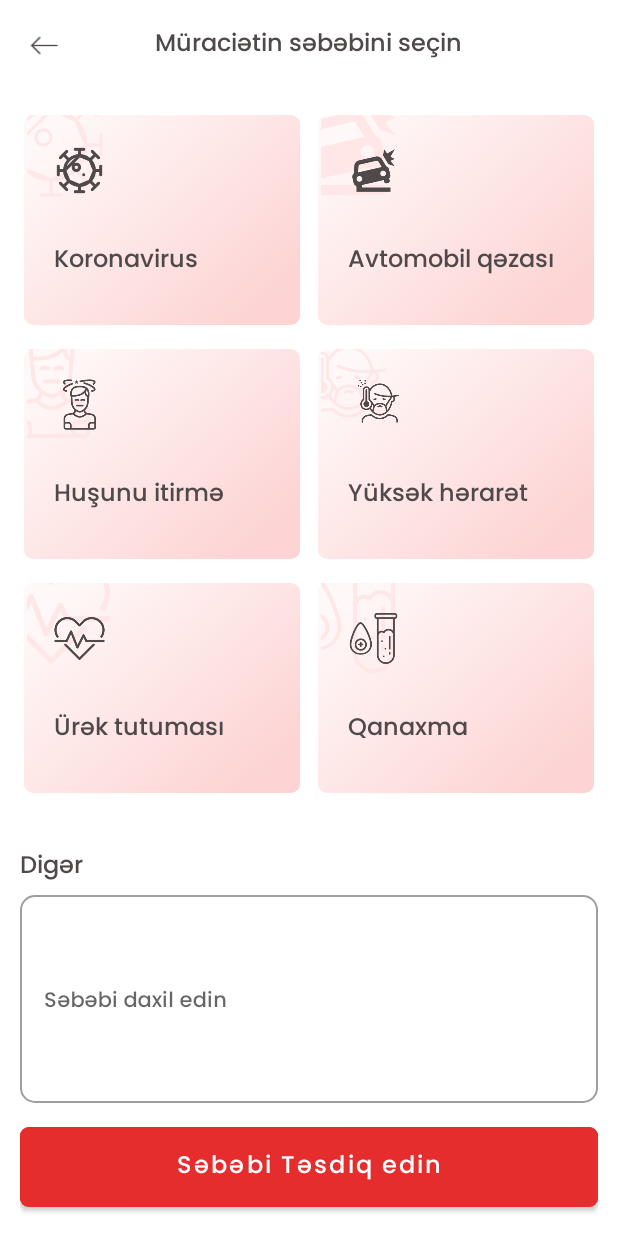
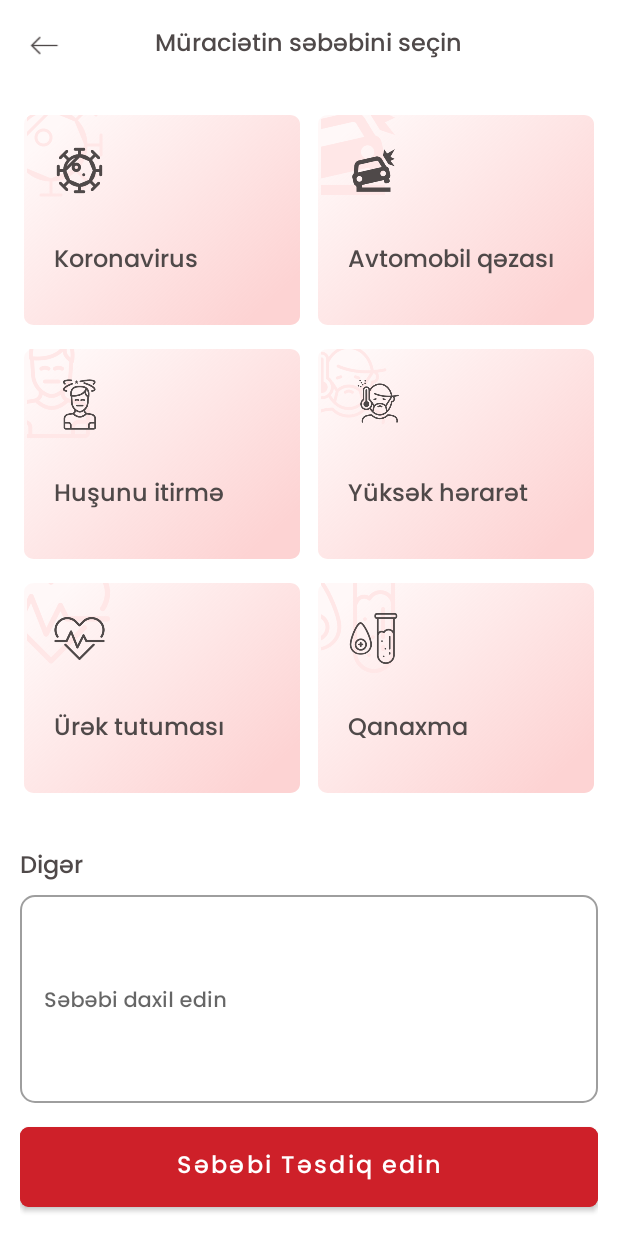
Before and after one commit to Huseynbaba01/MEDICALL, an Android app: the DiseasesFragment screen opened through its navigation route, on a phone screen of 412 x 824 dp. Run offline under Robolectric (Android 15) with nearby library versions, the phone set to English and light mode, and no system bars; 1 statement that could not run was skipped.

Commit message:
[MED-11] diseases page

```diff
--- a/app/src/main/res/drawable/diseases_clicked_background.xml
+++ b/app/src/main/res/drawable/diseases_clicked_background.xml
@@ -39,12 +39,12 @@
                             >
 
                             <item
-                                android:color="#E62D2D"
+                                android:color="#CE2029"
                                 android:offset="0.156"
                                 />
 
                             <item
-                                android:color="#ADE62D2D"
+                                android:color="#ADCE2029"
                                 android:offset="0.761"
                                 />
 
--- a/app/src/main/res/values/colors.xml
+++ b/app/src/main/res/values/colors.xml
@@ -7,7 +7,7 @@
     <color name="teal_700">#FF018786</color>
     <color name="black">#FF000000</color>
     <color name="white">#FFFFFFFF</color>
-    <color name="main_red">#E52D2D</color>
+    <color name="main_red">#CE2029</color>
     <color name="main_blue">#20A0D8</color>
     <color name="text_black">#4F4949</color>
     <color name="text_grey">#BDBDBD</color>
```
